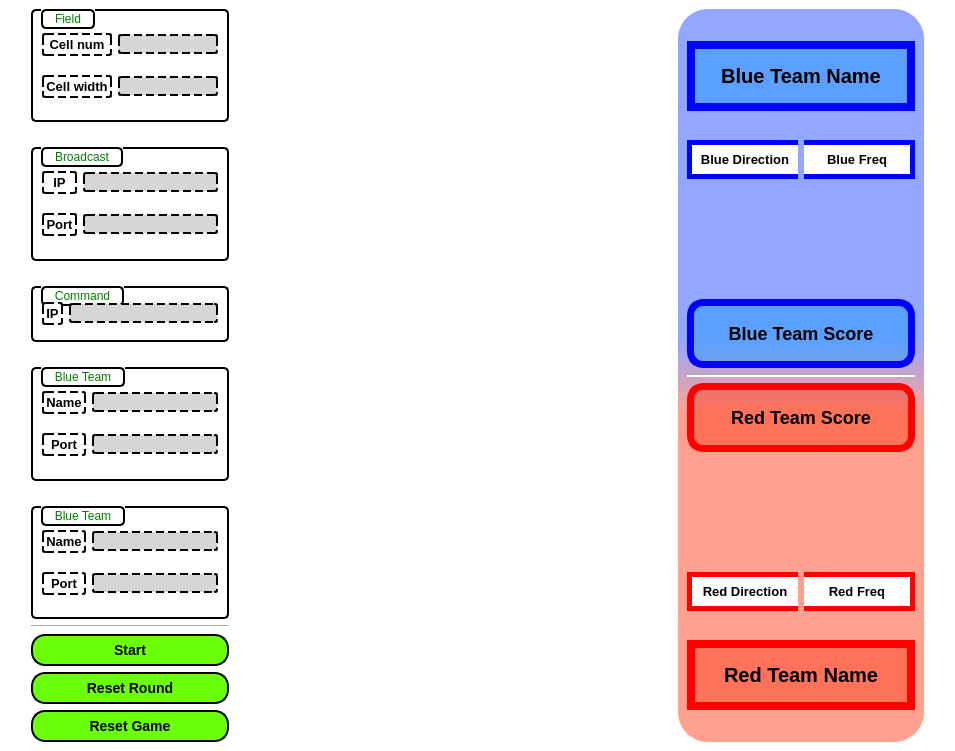
First picture: the form in src/mainwindow.ui, repository courseworks/AP1401-1-FinalProject, before the edit.
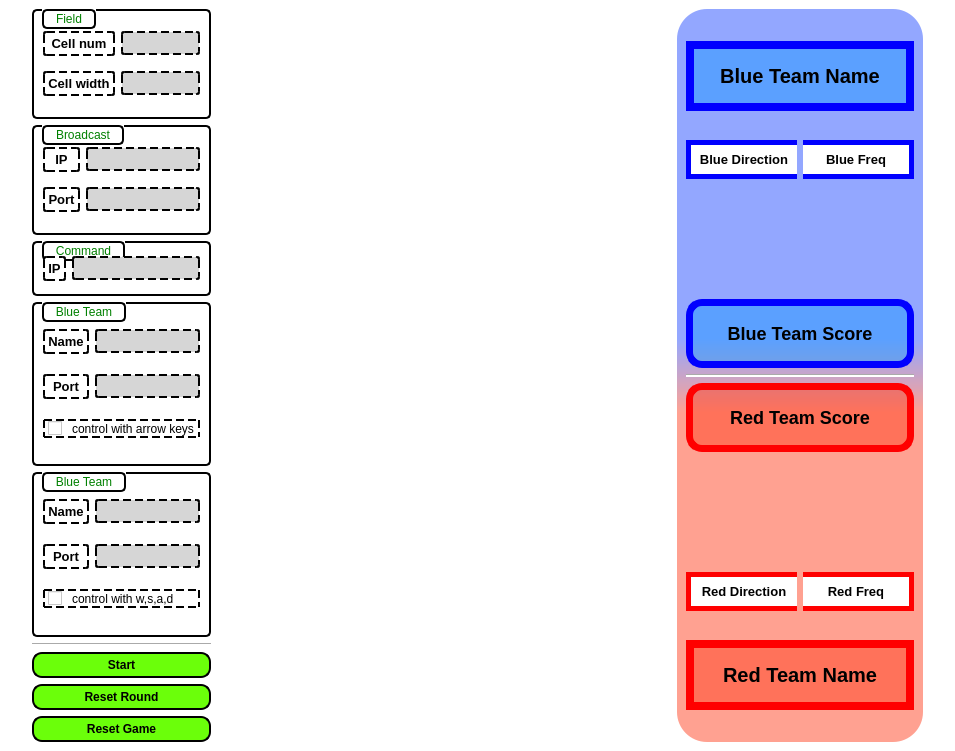
Second picture: the form after the edit.

Commit message: [gui] add handy controller checkbox

The edit to the form file:
```diff
--- a/src/mainwindow.ui
+++ b/src/mainwindow.ui
@@ -51,7 +51,7 @@
 
 QLabel {
     border: 2px dashed black;
-    padding: 2px;
+    padding: 3px;
     border-radius: 3px;
 	font: bold 13px;
 }
@@ -59,7 +59,7 @@
 QLineEdit {
     border: 2px dashed black;
     border-radius: 3px;
-    padding: 0 8px;
+    padding: 2 8px;
     background: rgb(214, 214, 214);
     selection-background-color: darkgray;
 }
@@ -67,9 +67,9 @@
 QPushButton {
     background-color: rgb(107, 255, 10);
     border: 2px solid black;
-    border-radius: 14px;
-    font: bold 14px;
-    padding: 6px;
+    border-radius: 10px;
+    font: bold 12px;
+    padding: 4px;
 }
 QPushButton:hover {
     background-color: rgb(15, 172, 0);
@@ -81,13 +81,23 @@
 QPushButton:pressed {
     background-color: rgb(15, 172, 0);
     border: 3px solid black;
-    border-radius: 14px;
-    font: bold 15px;
-    padding: 6px;
+    border-radius: 10px;
+    font: bold 13px;
+    padding: 4px;
+}
+
+QCheckBox {
+    spacing: 10px;
+    border: 2px dashed black;
+	padding: 0 3 0 3;
+
+}
+
+QCheckBox::indicator {
 }
 </string>
       </property>
-      <layout class="QGridLayout" name="gridLayout_6" rowstretch="6,1,6,1,3,1,6,1,6,1,1,1,1">
+      <layout class="QGridLayout" name="gridLayout_6" rowstretch="20,20,10,30,30,5,10,10,10">
        <property name="leftMargin">
         <number>0</number>
        </property>
@@ -100,103 +110,7 @@
        <property name="bottomMargin">
         <number>0</number>
        </property>
-       <item row="0" column="0">
-        <widget class="QGroupBox" name="groupBox">
-         <property name="title">
-          <string>Field</string>
-         </property>
-         <layout class="QGridLayout" name="gridLayout">
-          <item row="0" column="1">
-           <widget class="QLineEdit" name="lineEdit_field_cellnum"/>
-          </item>
-          <item row="1" column="1">
-           <widget class="QLineEdit" name="lineEdit_field_cellwidth"/>
-          </item>
-          <item row="1" column="0">
-           <widget class="QLabel" name="label_2">
-            <property name="text">
-             <string>Cell width</string>
-            </property>
-            <property name="alignment">
-             <set>Qt::AlignCenter</set>
-            </property>
-           </widget>
-          </item>
-          <item row="0" column="0">
-           <widget class="QLabel" name="label">
-            <property name="text">
-             <string>Cell num</string>
-            </property>
-            <property name="alignment">
-             <set>Qt::AlignCenter</set>
-            </property>
-           </widget>
-          </item>
-         </layout>
-        </widget>
-       </item>
-       <item row="1" column="0">
-        <spacer name="verticalSpacer">
-         <property name="orientation">
-          <enum>Qt::Vertical</enum>
-         </property>
-         <property name="sizeHint" stdset="0">
-          <size>
-           <width>198</width>
-           <height>2</height>
-          </size>
-         </property>
-        </spacer>
-       </item>
        <item row="2" column="0">
-        <widget class="QGroupBox" name="groupBox_2">
-         <property name="title">
-          <string>Broadcast</string>
-         </property>
-         <layout class="QGridLayout" name="gridLayout_2">
-          <item row="0" column="0">
-           <widget class="QLabel" name="label_3">
-            <property name="text">
-             <string>IP</string>
-            </property>
-            <property name="alignment">
-             <set>Qt::AlignCenter</set>
-            </property>
-           </widget>
-          </item>
-          <item row="0" column="1">
-           <widget class="QLineEdit" name="lineEdit_broadcast_ip"/>
-          </item>
-          <item row="1" column="0">
-           <widget class="QLabel" name="label_4">
-            <property name="text">
-             <string>Port</string>
-            </property>
-            <property name="alignment">
-             <set>Qt::AlignCenter</set>
-            </property>
-           </widget>
-          </item>
-          <item row="1" column="1">
-           <widget class="QLineEdit" name="lineEdit_broadcast_port"/>
-          </item>
-         </layout>
-        </widget>
-       </item>
-       <item row="3" column="0">
-        <spacer name="verticalSpacer_2">
-         <property name="orientation">
-          <enum>Qt::Vertical</enum>
-         </property>
-         <property name="sizeHint" stdset="0">
-          <size>
-           <width>198</width>
-           <height>2</height>
-          </size>
-         </property>
-        </spacer>
-       </item>
-       <item row="4" column="0">
         <widget class="QGroupBox" name="groupBox_3">
          <property name="title">
           <string>Command</string>
@@ -218,25 +132,15 @@
          </layout>
         </widget>
        </item>
-       <item row="5" column="0">
-        <spacer name="verticalSpacer_3">
-         <property name="orientation">
-          <enum>Qt::Vertical</enum>
-         </property>
-         <property name="sizeHint" stdset="0">
-          <size>
-           <width>198</width>
-           <height>2</height>
-          </size>
-         </property>
-        </spacer>
-       </item>
-       <item row="6" column="0">
+       <item row="3" column="0">
         <widget class="QGroupBox" name="groupBox_4">
          <property name="title">
           <string>Blue Team</string>
          </property>
          <layout class="QGridLayout" name="gridLayout_4">
+          <property name="verticalSpacing">
+           <number>4</number>
+          </property>
           <item row="0" column="0">
            <widget class="QLabel" name="label_6">
             <property name="text">
@@ -263,41 +167,39 @@
           <item row="1" column="1">
            <widget class="QLineEdit" name="lineEdit_blueteam_port"/>
           </item>
+          <item row="2" column="0" colspan="2">
+           <widget class="QCheckBox" name="checkBox_blueteam_handy">
+            <property name="text">
+             <string>control with arrow keys</string>
+            </property>
+           </widget>
+          </item>
          </layout>
         </widget>
        </item>
-       <item row="7" column="0">
-        <spacer name="verticalSpacer_4">
-         <property name="orientation">
-          <enum>Qt::Vertical</enum>
-         </property>
-         <property name="sizeHint" stdset="0">
-          <size>
-           <width>198</width>
-           <height>2</height>
-          </size>
-         </property>
-        </spacer>
-       </item>
        <item row="8" column="0">
+        <widget class="QPushButton" name="pushButton_resetgame">
+         <property name="text">
+          <string>Reset Game</string>
+         </property>
+        </widget>
+       </item>
+       <item row="7" column="0">
+        <widget class="QPushButton" name="pushButton_resetround">
+         <property name="text">
+          <string>Reset Round</string>
+         </property>
+        </widget>
+       </item>
+       <item row="4" column="0">
         <widget class="QGroupBox" name="groupBox_5">
          <property name="title">
           <string>Blue Team</string>
          </property>
          <layout class="QGridLayout" name="gridLayout_5">
-          <item row="0" column="0">
-           <widget class="QLabel" name="label_8">
-            <property name="text">
-             <string>Name</string>
-            </property>
-            <property name="alignment">
-             <set>Qt::AlignCenter</set>
-            </property>
-           </widget>
-          </item>
-          <item row="0" column="1">
-           <widget class="QLineEdit" name="lineEdit_redteam_name"/>
-          </item>
+          <property name="verticalSpacing">
+           <number>4</number>
+          </property>
           <item row="1" column="0">
            <widget class="QLabel" name="label_9">
             <property name="text">
@@ -311,35 +213,117 @@
           <item row="1" column="1">
            <widget class="QLineEdit" name="lineEdit_redteam_port"/>
           </item>
+          <item row="0" column="0">
+           <widget class="QLabel" name="label_8">
+            <property name="text">
+             <string>Name</string>
+            </property>
+            <property name="alignment">
+             <set>Qt::AlignCenter</set>
+            </property>
+           </widget>
+          </item>
+          <item row="0" column="1">
+           <widget class="QLineEdit" name="lineEdit_redteam_name"/>
+          </item>
+          <item row="2" column="0" colspan="2">
+           <widget class="QCheckBox" name="checkBox_redteam_handy">
+            <property name="text">
+             <string>control with w,s,a,d</string>
+            </property>
+           </widget>
+          </item>
          </layout>
         </widget>
        </item>
-       <item row="9" column="0">
+       <item row="5" column="0">
         <widget class="Line" name="line">
          <property name="orientation">
           <enum>Qt::Horizontal</enum>
          </property>
         </widget>
        </item>
-       <item row="10" column="0">
+       <item row="0" column="0">
+        <widget class="QGroupBox" name="groupBox">
+         <property name="title">
+          <string>Field</string>
+         </property>
+         <layout class="QGridLayout" name="gridLayout">
+          <property name="verticalSpacing">
+           <number>4</number>
+          </property>
+          <item row="0" column="1">
+           <widget class="QLineEdit" name="lineEdit_field_cellnum"/>
+          </item>
+          <item row="1" column="1">
+           <widget class="QLineEdit" name="lineEdit_field_cellwidth"/>
+          </item>
+          <item row="1" column="0">
+           <widget class="QLabel" name="label_2">
+            <property name="text">
+             <string>Cell width</string>
+            </property>
+            <property name="alignment">
+             <set>Qt::AlignCenter</set>
+            </property>
+           </widget>
+          </item>
+          <item row="0" column="0">
+           <widget class="QLabel" name="label">
+            <property name="text">
+             <string>Cell num</string>
+            </property>
+            <property name="alignment">
+             <set>Qt::AlignCenter</set>
+            </property>
+           </widget>
+          </item>
+         </layout>
+        </widget>
+       </item>
+       <item row="6" column="0">
         <widget class="QPushButton" name="pushButton_start_stop">
          <property name="text">
           <string>Start</string>
          </property>
         </widget>
        </item>
-       <item row="11" column="0">
-        <widget class="QPushButton" name="pushButton_resetround">
-         <property name="text">
-          <string>Reset Round</string>
+       <item row="1" column="0">
+        <widget class="QGroupBox" name="groupBox_2">
+         <property name="title">
+          <string>Broadcast</string>
          </property>
-        </widget>
-       </item>
-       <item row="12" column="0">
-        <widget class="QPushButton" name="pushButton_resetgame">
-         <property name="text">
-          <string>Reset Game</string>
-         </property>
+         <layout class="QGridLayout" name="gridLayout_2">
+          <property name="verticalSpacing">
+           <number>4</number>
+          </property>
+          <item row="0" column="0">
+           <widget class="QLabel" name="label_3">
+            <property name="text">
+             <string>IP</string>
+            </property>
+            <property name="alignment">
+             <set>Qt::AlignCenter</set>
+            </property>
+           </widget>
+          </item>
+          <item row="0" column="1">
+           <widget class="QLineEdit" name="lineEdit_broadcast_ip"/>
+          </item>
+          <item row="1" column="0">
+           <widget class="QLabel" name="label_4">
+            <property name="text">
+             <string>Port</string>
+            </property>
+            <property name="alignment">
+             <set>Qt::AlignCenter</set>
+            </property>
+           </widget>
+          </item>
+          <item row="1" column="1">
+           <widget class="QLineEdit" name="lineEdit_broadcast_port"/>
+          </item>
+         </layout>
         </widget>
        </item>
       </layout>
```
Left out of the diff: 6 changed lines with no effect on the pictures.
